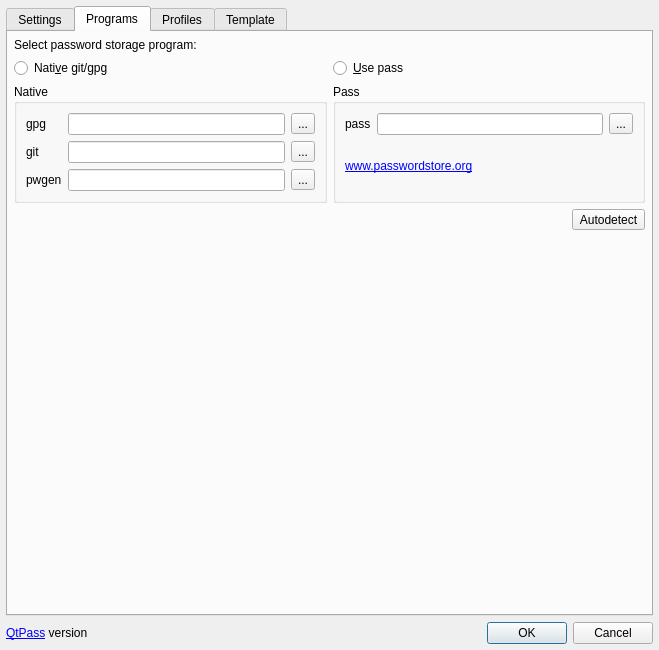
Before: the Qt Designer form src/configdialog.ui in IJHack/QtPass, drawn with Qt 5.
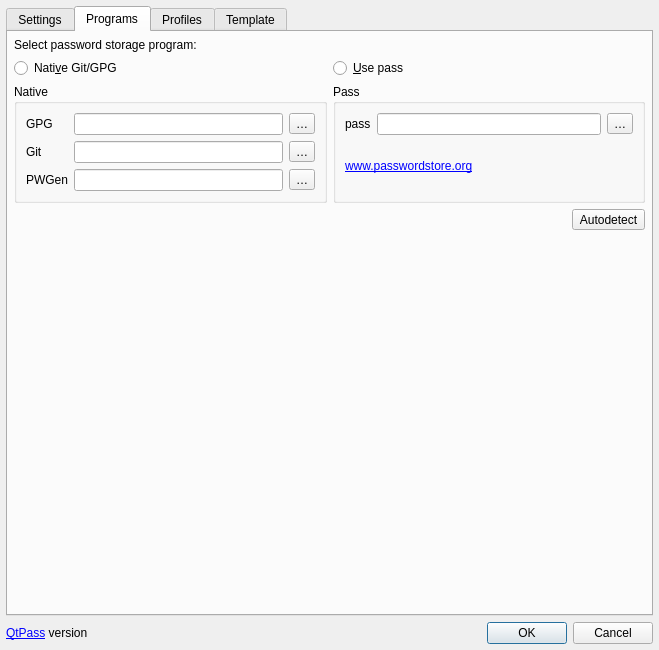
After: the same form once the commit is applied. The open tabs and pages were chosen to show the change. Icons and pictures are not drawn.

Commit message: Spelling: Git, GPG, PWGen, etc.

Patch:
```diff
--- a/src/configdialog.ui
+++ b/src/configdialog.ui
@@ -643,7 +643,7 @@
          <item>
           <widget class="QRadioButton" name="radioButtonNative">
            <property name="text">
-            <string>Nati&amp;ve git/gpg</string>
+            <string>Nati&amp;ve Git/GPG</string>
            </property>
           </widget>
          </item>
@@ -680,7 +680,7 @@
              <item row="1" column="0">
               <widget class="QLabel" name="labelGitPath">
                <property name="text">
-                <string>git</string>
+                <string>Git</string>
                </property>
               </widget>
              </item>
@@ -690,21 +690,21 @@
              <item row="0" column="2">
               <widget class="QToolButton" name="toolButtonGpg">
                <property name="text">
-                <string>...</string>
+                <string>…</string>
                </property>
               </widget>
              </item>
              <item row="1" column="2">
               <widget class="QToolButton" name="toolButtonGit">
                <property name="text">
-                <string>...</string>
+                <string>…</string>
                </property>
               </widget>
              </item>
              <item row="0" column="0">
               <widget class="QLabel" name="labelGpgPath">
                <property name="text">
-                <string>gpg</string>
+                <string>GPG</string>
                </property>
               </widget>
              </item>
@@ -717,14 +717,14 @@
              <item row="2" column="0">
               <widget class="QLabel" name="labelPwgenPath">
                <property name="text">
-                <string>pwgen</string>
+                <string>PWGen</string>
                </property>
               </widget>
              </item>
              <item row="2" column="2">
               <widget class="QToolButton" name="toolButtonPwgen">
                <property name="text">
-                <string>...</string>
+                <string>…</string>
                </property>
               </widget>
              </item>
@@ -755,7 +755,7 @@
                <item>
                 <widget class="QToolButton" name="toolButtonPass">
                  <property name="text">
-                  <string>...</string>
+                  <string>…</string>
                  </property>
                 </widget>
                </item>
```
Left out of the diff: 18 changed lines with no effect on the pictures.
